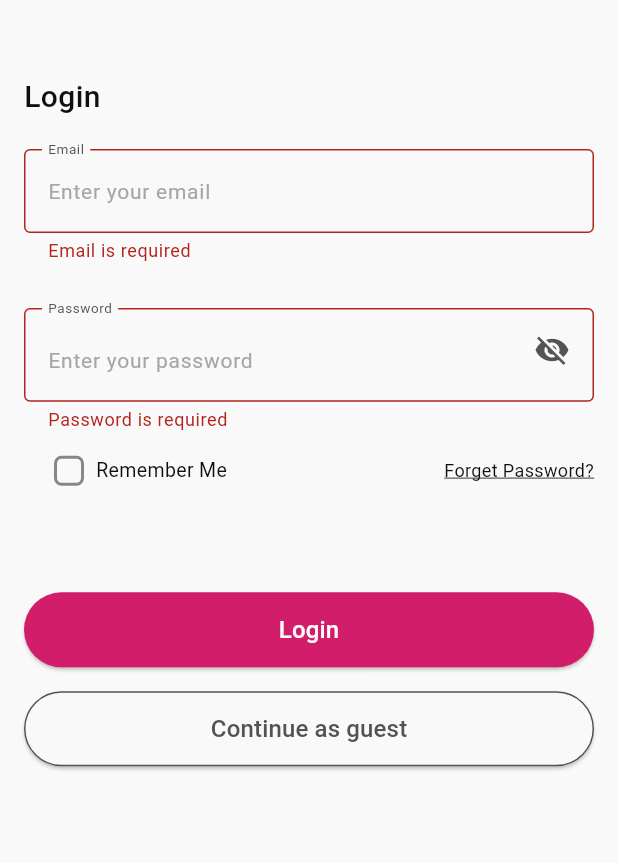
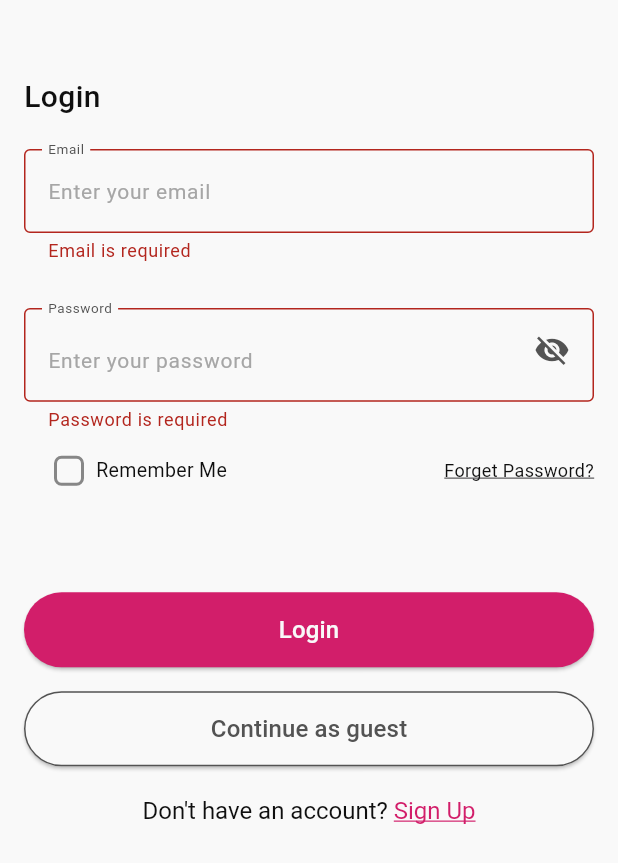
Before and after one commit to Marco-Nagy/Flowery-App, a Flutter app: the screen it shows after launch, after a tap on "Login", on a phone screen of 412 x 824 dp. Shown: the top 863 px of the screen. Run offline on Flutter 3.47's test engine with Material 3 defaults, Android fonts, the phone set to English and light mode, and no system bars; our stand-ins replace bloc, dio, flutter_bloc, flutter_screenutil, fluttertoast, get_it and 4 more; generated files the repository leaves out were written again.

Commit message:
chore: create footer sign up refactor: refactor login view feat: implement navigation from login to home

```diff
--- a/lib/core/routes/app_routes.dart
+++ b/lib/core/routes/app_routes.dart
@@ -1,8 +1,7 @@
 import 'package:flowery_e_commerce/core/routes/base_routes.dart';
 import 'package:flowery_e_commerce/core/utils/screens/under_build_screen.dart';
-import 'package:flowery_e_commerce/features/auth/login/presentation/screens/login_screen.dart';
+import 'package:flowery_e_commerce/features/auth/presentation/login/pages/login_view.dart';
 import 'package:flowery_e_commerce/features/home/presentation/screens/home_screen.dart';
-import 'package:flowery_e_commerce/features/auth/presentation/login/pages/login_view.dart';
 
 import 'package:flutter/material.dart';
 
@@ -19,13 +18,14 @@ class AppRoutes {
   static Route<void> onGenerateRoute(RouteSettings settings) {
     final args = settings.arguments;
     switch (settings.name) {
+      case AppRoutes.login:
+        return BaseRoute(
+          page: LoginView(),
+        );
       case AppRoutes.homeScreen:
         return BaseRoute(
-
-          page: LoginView(),
-
+          page: HomeScreen(),
         );
-
       default:
         return BaseRoute(page: const PageUnderBuildScreen());
     }
--- a/lib/features/auth/presentation/login/manager/login_action.dart
+++ b/lib/features/auth/presentation/login/manager/login_action.dart
@@ -1,3 +1,5 @@
+import 'package:flutter/cupertino.dart';
+
 import '../../../domain/entities/request/login_request_entity.dart';
 
 sealed class LoginScreenAction {}
@@ -5,6 +7,7 @@ sealed class LoginScreenAction {}
 class LoginAction extends LoginScreenAction {
   final LoginRequestEntity request;
   bool isRememberMe;
+  BuildContext context;
 
-  LoginAction(this.request, this.isRememberMe);
+  LoginAction(this.request, this.isRememberMe, this.context);
 }
--- a/lib/features/auth/presentation/login/pages/login_view.dart
+++ b/lib/features/auth/presentation/login/pages/login_view.dart
@@ -6,6 +6,8 @@ import 'package:flowery_e_commerce/core/utils/widgets/base/base_view.dart';
 import 'package:flowery_e_commerce/core/utils/widgets/custom_toast.dart';
 import 'package:flowery_e_commerce/di/di.dart';
 import 'package:flowery_e_commerce/features/auth/presentation/login/manager/login_view_model_cubit.dart';
+
+import '../widgets/footer_sign_up.dart';
 import '../widgets/login_buttons.dart';
 import '../widgets/login_form.dart';
 
@@ -73,6 +75,10 @@ class _LoginViewState extends State<LoginView> {
                   formKey: formKey,
                   rememberMe: rememberMe, // Pass the rememberMe value
                 ),
+                SliverToBoxAdapter(
+                  child: verticalSpacing(20),
+                ),
+                const FooterSignUp(),
               ],
             ),
           );
--- /dev/null
+++ b/lib/features/auth/presentation/login/widgets/footer_sign_up.dart
@@ -0,0 +1,38 @@
+import 'package:flowery_e_commerce/core/utils/extension/navigations.dart';
+import 'package:flutter/gestures.dart';
+import 'package:flutter/material.dart';
+
+import '../../../../../core/routes/app_routes.dart';
+import '../../../../../core/styles/colors/my_colors.dart';
+import '../../../../../core/styles/fonts/my_fonts.dart';
+
+class FooterSignUp extends StatelessWidget {
+  const FooterSignUp({super.key});
+
+  @override
+  Widget build(BuildContext context) {
+    return SliverToBoxAdapter(
+      child: RichText(
+        textAlign: TextAlign.center,
+        text: TextSpan(
+          children: [
+            TextSpan(
+              text: "Don't have an account? ",
+              style: MyFonts.styleRegular400_16.copyWith(color: MyColors.black),
+            ),
+            TextSpan(
+              text: "Sign Up",
+              style: MyFonts.styleRegular400_16.copyWith(
+                  color: MyColors.baseColor,
+                  decoration: TextDecoration.underline),
+              recognizer: TapGestureRecognizer()
+                ..onTap = () {
+                  context.pushNamed(AppRoutes.register);
+                },
+            ),
+          ],
+        ),
+      ),
+    );
+  }
+}
--- a/lib/features/auth/presentation/login/widgets/login_buttons.dart
+++ b/lib/features/auth/presentation/login/widgets/login_buttons.dart
@@ -37,7 +37,8 @@ class LoginButtons extends StatelessWidget {
                     email: emailController.text.trim(),
                     password: passwordController.text.trim(),
                   ),
-                  rememberMe, // Pass the rememberMe value here
+                  rememberMe,
+                  context, // Pass the rememberMe value here
                 ));
               }
             },
--- a/lib/features/auth/presentation/login/widgets/remember_me_widget.dart
+++ b/lib/features/auth/presentation/login/widgets/remember_me_widget.dart
@@ -39,10 +39,10 @@ class _RememberMeWidgetState extends State<RememberMeWidget> {
         children: [
           Container(
             decoration: BoxDecoration(
-              color: isChecked ? Colors.blue : Colors.transparent,
+              color: isChecked ? MyColors.baseColor : Colors.transparent,
               borderRadius: BorderRadius.circular(5),
               border: Border.all(
-                color: MyColors.gray30,
+                color: isChecked ? Colors.transparent : MyColors.gray30,
                 width: 2,
               ),
             ),
--- a/lib/flowery_ecommerce.dart
+++ b/lib/flowery_ecommerce.dart
@@ -2,6 +2,8 @@ import 'package:flowery_e_commerce/core/routes/app_routes.dart';
 import 'package:flutter/material.dart';
 import 'package:flutter_screenutil/flutter_screenutil.dart';
 
+import 'core/Services/shared_preference/shared_pref_keys.dart';
+import 'core/Services/shared_preference/shared_preference_helper.dart';
 import 'di/di.dart';
 
 class FloweryEcommerce extends StatelessWidget {
@@ -16,7 +18,7 @@ class FloweryEcommerce extends StatelessWidget {
       minTextAdapt: true,
       splitScreenMode: true,
       builder: (_, child) => MaterialApp(
-        initialRoute:  AppRoutes.homeScreen,
+        initialRoute: AppRoutes.login,
         debugShowCheckedModeBanner: false,
         onGenerateRoute: AppRoutes.onGenerateRoute,
         navigatorKey: getIt<GlobalKey<NavigatorState>>(),
@@ -25,8 +27,8 @@ class FloweryEcommerce extends StatelessWidget {
   }
 }
 
-// String _getInitialRoute() {
-//   return SharedPrefHelper().getString(key: SharedPrefKeys.token) != null
-//       ? AppRoutes.home
-//       : AppRoutes.login;
-// }
+String _getInitialRoute() {
+  return SharedPrefHelper().getString(key: SharedPrefKeys.tokenKey) != null
+      ? AppRoutes.homeScreen
+      : AppRoutes.login;
+}
--- a/pubspec.yaml
+++ b/pubspec.yaml
@@ -36,6 +36,7 @@ dependencies:
   # Use with the CupertinoIcons class for iOS style icons.
   cupertino_icons: ^1.0.8
   fluttertoast: ^8.2.8
+  row_item: ^2.2.1+1
   dio:
   retrofit: ^4.4.1
   logger: ^2.4.0  # for logging purpose
```
Also changed, not shown: lib/features/auth/presentation/login/manager/login_view_model_cubit.dart (+6 -4 lines), pubspec.lock.
